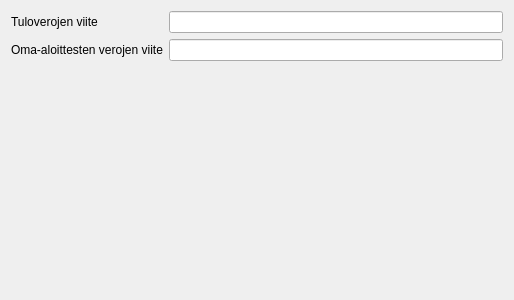
Above: kitsas/maaritys/veromaaritys.ui from artoh/kitupiikki before the change. Below: the same form after it.
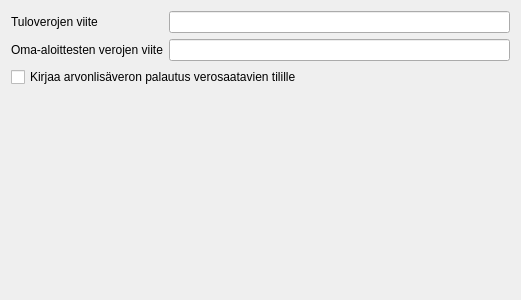
That is the form after the change.

What changed in the file:
```diff
--- a/kitsas/maaritys/veromaaritys.ui
+++ b/kitsas/maaritys/veromaaritys.ui
@@ -6,13 +6,15 @@
    <rect>
     <x>0</x>
     <y>0</y>
-    <width>514</width>
+    <width>521</width>
     <height>300</height>
    </rect>
   </property>
   <property name="windowTitle">
    <string>Form</string>
   </property>
+  <layout class="QVBoxLayout" name="verticalLayout">
+   <item>
   <layout class="QFormLayout" name="formLayout">
    <item row="0" column="0">
     <widget class="QLabel" name="label">
@@ -54,7 +56,19 @@
      </property>
     </widget>
    </item>
-   <item row="2" column="1">
+    </layout>
+   </item>
+   <item>
+    <widget class="QCheckBox" name="checkBox">
+     <property name="text">
+      <string>Kirjaa arvonlisäveron palautus verosaatavien tilille</string>
+     </property>
+     <property name="Asetus" stdset="0">
+      <string notr="true">AlvPalautusSaatavatilille</string>
+     </property>
+    </widget>
+   </item>
+   <item>
     <spacer name="verticalSpacer">
      <property name="orientation">
       <enum>Qt::Vertical</enum>
```
Lines whose indentation alone changed are shown as unchanged.
